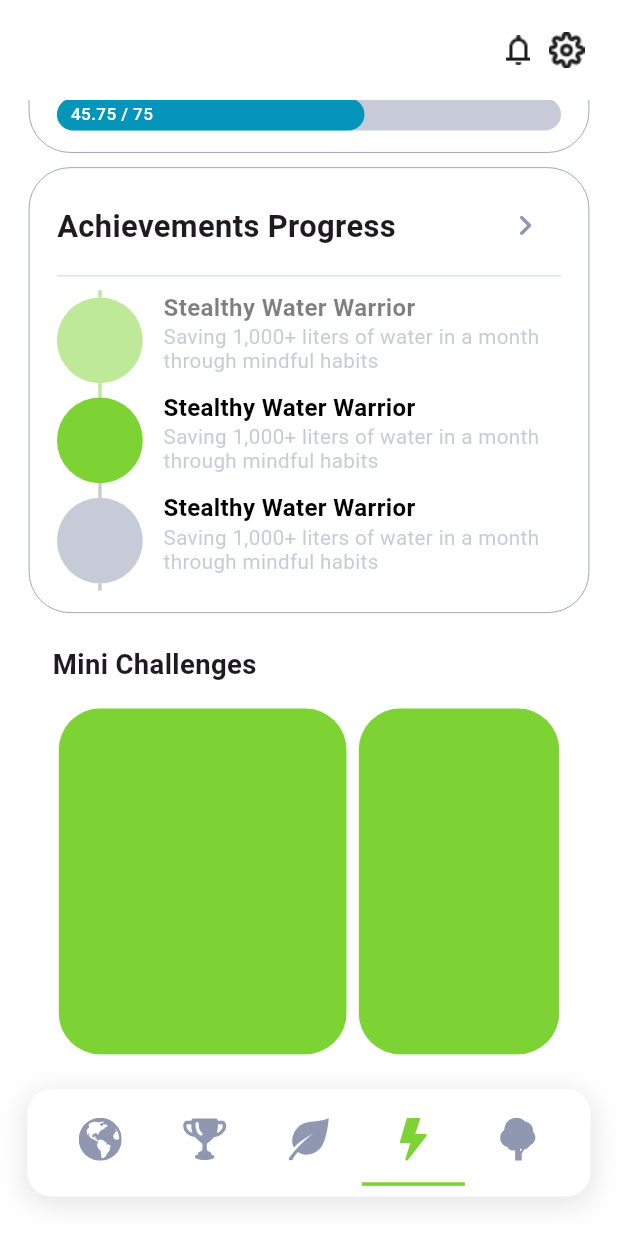
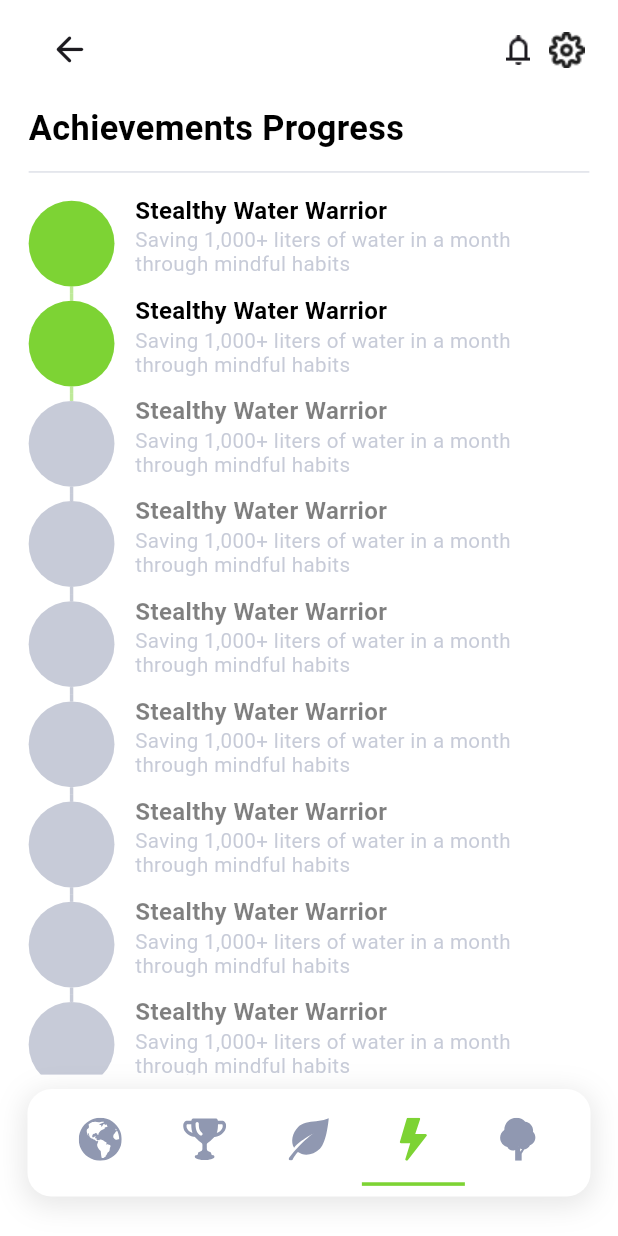
Before and after one commit to Kamal578/CH4NGE_UI, a Flutter app: the ChallengesPage screen opened by its route, scrolled down 140 dp, after a tap on the "chevron right" icon, on a phone screen of 412 x 824 dp. Run offline on Flutter 3.47's test engine with Material 3 defaults, Android fonts, the phone set to English and light mode, and no system bars; our stand-ins replace dio, either_dart, email_validator, flutter_bloc, flutter_dotenv, flutter_map and 7 more; missing offline and left inert: flutter_map_heatmap; accounts and stored records are empty.

Commit message:
Adjusted appbar, added Achievements Page

```diff
--- /dev/null
+++ b/lib/features/layers/presentation/screens/challenges/achievements_page.dart
@@ -0,0 +1,196 @@
+import 'package:ch4nge/features/layers/presentation/widgets/custom_appbar.dart';
+import 'package:ch4nge/features/layers/presentation/widgets/custom_navbar.dart';
+import 'package:flutter/material.dart';
+import 'package:flutter_screenutil/flutter_screenutil.dart';
+import 'package:go_router/go_router.dart';
+
+class AchievementsPage extends StatelessWidget {
+  const AchievementsPage({super.key});
+
+  @override
+  Widget build(BuildContext context) {
+    return SafeArea(
+      child: Scaffold(
+        backgroundColor: Colors.white,
+        appBar: _buildCustomAppbarWidget(context),
+        bottomNavigationBar: _buildCustomNavbarWidget(),
+        resizeToAvoidBottomInset: false,
+        body: SingleChildScrollView(
+          padding: EdgeInsets.only(
+            left: 16.h,
+            right: 16.h,
+          ),
+          child: Column(
+            children: [
+              _buildTitleWidget(),
+              _buildAchievementsWidget(),
+              SizedBox(height: 12.h),
+            ],
+          ),
+        ),
+      ),
+    );
+  }
+
+  _buildTitleWidget() {
+    return Container(
+      width: double.maxFinite,
+      height: 32.h,
+      alignment: Alignment.centerLeft,
+      child: Text(
+        "Achievements Progress",
+        style: TextStyle(
+          fontSize: 20.sp,
+          fontWeight: FontWeight.w600,
+          color: Colors.black,
+        ),
+      ),
+    );
+  }
+
+  Widget _buildAchievementsWidget() {
+    int length = 20;
+
+    return SizedBox(
+      width: double.maxFinite,
+      child: Column(
+        children: [
+          Divider(
+            color: const Color.fromARGB(128, 144, 152, 177),
+            height: 16.h,
+            thickness: 0.5.h,
+          ),
+          SizedBox(height: 4.h),
+          Column(
+            mainAxisSize: MainAxisSize.min,
+            crossAxisAlignment: CrossAxisAlignment.start,
+            children: List.generate(
+              length,
+              (index) {
+                Color topLineColor = index == 0
+                    ? Colors.transparent
+                    : (index < 3
+                        ? Color.fromARGB(128, 125, 211, 52)
+                        : Color.fromARGB(128, 144, 152, 177));
+                Color circleColor = index < 2
+                    ? Color.fromARGB(255, 125, 211, 52)
+                    : Color.fromARGB(128, 144, 152, 177);
+                Color bottomLineColor = index < 2
+                    ? Color.fromARGB(128, 125, 211, 52)
+                    : Color.fromARGB(128, 144, 152, 177);
+                bottomLineColor = index == length - 1
+                    ? Colors.transparent
+                    : bottomLineColor;
+                Color titleColor =
+                    index < 2 ? Colors.black : Colors.black.withAlpha(128);
+
+                return Column(
+                  mainAxisSize: MainAxisSize.min,
+                  children: [
+                    _buildAchievementItem(
+                      topLineColor: topLineColor,
+                      circleColor: circleColor,
+                      bottomLineColor: bottomLineColor,
+                      titleColor: titleColor,
+                    ),
+                  ],
+                );
+              },
+            ),
+          ),
+        ],
+      ),
+    );
+  }
+
+  Widget _buildAchievementItem({
+    required Color topLineColor,
+    required Color circleColor,
+    required Color bottomLineColor,
+    required Color titleColor,
+  }) {
+    return Row(
+      crossAxisAlignment: CrossAxisAlignment.start,
+      children: [
+        // Vertical lines and circle
+        Column(
+          mainAxisSize: MainAxisSize.min,
+          children: [
+            Container(
+              width: 2.w,
+              height: 4.h,
+              color: topLineColor,
+            ),
+            Container(
+              width: 50.r,
+              height: 50.r,
+              decoration: BoxDecoration(
+                color: circleColor,
+                shape: BoxShape.circle,
+              ),
+            ),
+            Container(
+              width: 2.w,
+              height: 4.h,
+              color: bottomLineColor,
+            ),
+          ],
+        ),
+
+        SizedBox(width: 12.w),
+
+        // Text Content
+        Expanded(
+          child: Column(
+            crossAxisAlignment: CrossAxisAlignment.start,
+            mainAxisSize: MainAxisSize.min,
+            children: [
+              Text(
+                "Stealthy Water Warrior",
+                style: TextStyle(
+                  fontSize: 14.sp,
+                  fontWeight: FontWeight.bold,
+                  color: titleColor,
+                ),
+                maxLines: 1,
+                overflow: TextOverflow.ellipsis,
+              ),
+              Text(
+                "Saving 1,000+ liters of water in a month through mindful habits",
+                style: TextStyle(
+                  fontSize: 12.sp,
+                  color: Color.fromARGB(128, 144, 152, 177),
+                  height: 1.2,
+                ),
+                maxLines: 2,
+                overflow: TextOverflow.ellipsis,
+              ),
+            ],
+          ),
+        ),
+      ],
+    );
+  }
+
+  _buildCustomNavbarWidget() {
+    return CustomBottomNavBar(
+      selectedIndex: 3,
+    );
+  }
+
+  _buildCustomAppbarWidget(BuildContext context) {
+    return CustomAppBar(
+      backgroundColor: Colors.white,
+      leading: GestureDetector(
+        onTap: () {
+          context.go('/challenges');
+        },
+        child: Icon(
+          Icons.arrow_back_rounded,
+          size: 24.sp,
+          weight: 54,
+        ),
+      ),
+    );
+  }
+}
--- a/lib/features/layers/presentation/screens/challenges/challenges_page.dart
+++ b/lib/features/layers/presentation/screens/challenges/challenges_page.dart
@@ -2,6 +2,7 @@ import 'package:ch4nge/features/layers/presentation/widgets/custom_appbar.dart';
 import 'package:ch4nge/features/layers/presentation/widgets/custom_navbar.dart';
 import 'package:flutter/material.dart';
 import 'package:flutter_screenutil/flutter_screenutil.dart';
+import 'package:go_router/go_router.dart';
 
 class ChallengesPage extends StatefulWidget {
   const ChallengesPage({super.key});
@@ -59,7 +60,8 @@ class _ChallengesPageState extends State<ChallengesPage> {
   Widget _buildWeeklyChallengeWidget() {
     return Container(
       width: double.maxFinite,
-    constraints: BoxConstraints(minHeight: 90.h), // Use constraints instead of fixed height
+      constraints: BoxConstraints(
+          minHeight: 90.h), // Use constraints instead of fixed height
       padding: EdgeInsets.symmetric(horizontal: 16.w, vertical: 12.h),
       decoration: BoxDecoration(
         borderRadius: BorderRadius.circular(24.r),
@@ -123,7 +125,8 @@ class _ChallengesPageState extends State<ChallengesPage> {
                   mainAxisSize: MainAxisSize.min,
                   mainAxisAlignment: MainAxisAlignment.center,
                   children: [
-                  FittedBox( // Ensure time text scales down
+                    FittedBox(
+                      // Ensure time text scales down
                       child: Text(
                         "05 : 13 : 24",
                         style: TextStyle(
@@ -234,7 +237,9 @@ Widget _buildCompletedWeeklyAchievementBar(BuildContext context) {
                 ),
               ),
               IconButton(
-                onPressed: () {},
+                onPressed: () {
+                  context.go('/achievements');
+                },
                 icon: Icon(
                   Icons.chevron_right_rounded,
                   size: 24.sp,
@@ -394,24 +399,7 @@ Widget _buildCompletedWeeklyAchievementBar(BuildContext context) {
 
   _buildCustomAppbarWidget() {
     return CustomAppBar(
-      actions: [
-        GestureDetector(
-          onTap: () {},
-          child: Image.asset(
-            "assets/icons/notifications_icon.png",
-            width: 28.w,
-            height: 28.h,
-          ),
-        ),
-        GestureDetector(
-          onTap: () {},
-          child: Image.asset(
-            "assets/icons/settings_icon.png",
-            width: 28.w,
-            height: 28.h,
-          ),
-        ),
-      ],
+      backgroundColor: Colors.white,
     );
   }
 }
--- a/lib/features/layers/presentation/widgets/custom_appbar.dart
+++ b/lib/features/layers/presentation/widgets/custom_appbar.dart
@@ -26,21 +26,31 @@ class CustomAppBar extends StatelessWidget implements PreferredSizeWidget {
   @override
   Widget build(BuildContext context) {
     return Padding(
-    padding: EdgeInsets.symmetric(horizontal: 16.w),
+      padding: EdgeInsets.symmetric(horizontal: 16.w, vertical: 8.h),
       child: AppBar(
         elevation: 0,
-      surfaceTintColor: Colors.transparent,  // Disable scroll tint effect
-      shape: shape,
-      toolbarHeight: height ?? 56.h,
-      automaticallyImplyLeading: false,
+        surfaceTintColor: Colors.transparent,
         backgroundColor: backgroundColor,
-      leadingWidth: leadingWidth ?? 0,
         leading: leading,
-      title: title,
-      titleSpacing: 0,
-      centerTitle: centerTitle ?? false,
-      actions: actions,
-      forceMaterialTransparency: true,  // Disable any scroll-based transparency
+        actions: actions ??
+            [
+              GestureDetector(
+                onTap: () {},
+                child: Image.asset(
+                  "assets/icons/notifications_icon.png",
+                  width: 28.w,
+                  height: 28.h,
+                ),
+              ),
+              GestureDetector(
+                onTap: () {},
+                child: Image.asset(
+                  "assets/icons/settings_icon.png",
+                  width: 28.w,
+                  height: 28.h,
+                ),
+              ),
+            ],
       ),
     );
   }
```
Also changed, not shown: lib/features/layers/presentation/screens/feed/feed_page.dart (+1 -18 lines), lib/features/layers/presentation/screens/home/view/home_page.dart (+1 -18 lines), lib/features/layers/presentation/screens/leaderboard/leaderboard_page.dart (+1 -18 lines), lib/features/layers/presentation/screens/map/map_page.dart (+0 -18 lines), lib/main.dart (+6 -1 lines). Lines whose indentation alone changed are shown as unchanged.
